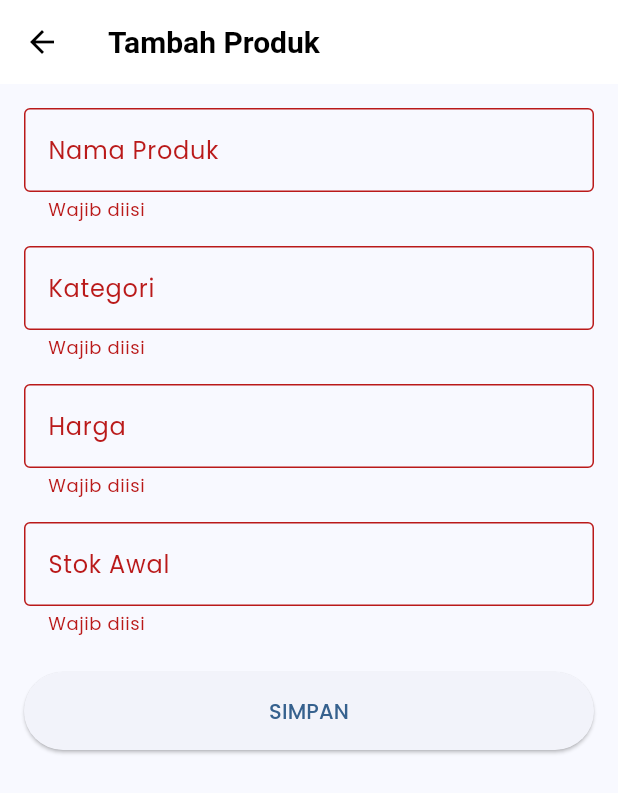
After one commit to ghazalyy/RetailAnalyticsApp, a Flutter app: the ProductFormScreen screen opened directly, after a tap on "SIMPAN", on a phone screen of 412 x 824 dp. The commit adds this screen. Shown: the top 793 px of the screen. Run offline on Flutter 3.47's test engine with Material 3 defaults, Android fonts, the phone set to English and light mode, and no system bars; our stand-ins replace fl_chart, google_fonts, shared_preferences; missing offline and left inert: mobile_scanner; accounts and stored records are empty; network calls fail.

Commit message:
crud product

```diff
--- /dev/null
+++ b/frontend/lib/screens/product_form_screen.dart
@@ -0,0 +1,104 @@
+import 'package:flutter/material.dart';
+import '../services/api_service.dart';
+import '../models/product_model.dart';
+
+class ProductFormScreen extends StatefulWidget {
+  final Product? product;
+
+  const ProductFormScreen({super.key, this.product});
+
+  @override
+  State<ProductFormScreen> createState() => _ProductFormScreenState();
+}
+
+class _ProductFormScreenState extends State<ProductFormScreen> {
+  final _formKey = GlobalKey<FormState>();
+  late TextEditingController _nameController;
+  late TextEditingController _categoryController;
+  late TextEditingController _priceController;
+  late TextEditingController _stockController;
+  bool _isLoading = false;
+
+  @override
+  void initState() {
+    super.initState();
+    _nameController = TextEditingController(text: widget.product?.name ?? "");
+    _categoryController = TextEditingController(text: widget.product?.category ?? "");
+    _priceController = TextEditingController(text: widget.product?.price.toString() ?? "");
+    _stockController = TextEditingController(text: widget.product?.stock.toString() ?? "");
+  }
+
+  void _saveProduct() async {
+    if (!_formKey.currentState!.validate()) return;
+    setState(() => _isLoading = true);
+
+    bool success;
+    String name = _nameController.text;
+    String category = _categoryController.text;
+    double price = double.parse(_priceController.text);
+    int stock = int.parse(_stockController.text);
+
+    if (widget.product == null) {
+      success = await ApiService.addProduct(name, category, price, stock);
+    } else {
+      success = await ApiService.updateProduct(widget.product!.id, name, category, price, stock);
+    }
+
+    setState(() => _isLoading = false);
+
+    if (success && mounted) {
+      Navigator.pop(context, true);
+      ScaffoldMessenger.of(context).showSnackBar(const SnackBar(content: Text("Berhasil disimpan")));
+    } else if (mounted) {
+      ScaffoldMessenger.of(context).showSnackBar(const SnackBar(content: Text("Gagal menyimpan"), backgroundColor: Colors.red));
+    }
+  }
+
+  @override
+  Widget build(BuildContext context) {
+    return Scaffold(
+      appBar: AppBar(title: Text(widget.product == null ? "Tambah Produk" : "Edit Produk")),
+      body: Padding(
+        padding: const EdgeInsets.all(16.0),
+        child: Form(
+          key: _formKey,
+          child: ListView(
+            children: [
+              TextFormField(
+                controller: _nameController,
+                decoration: const InputDecoration(labelText: "Nama Produk", border: OutlineInputBorder()),
+                validator: (val) => val!.isEmpty ? "Wajib diisi" : null,
+              ),
+              const SizedBox(height: 16),
+              TextFormField(
+                controller: _categoryController,
+                decoration: const InputDecoration(labelText: "Kategori", border: OutlineInputBorder()),
+                validator: (val) => val!.isEmpty ? "Wajib diisi" : null,
+              ),
+              const SizedBox(height: 16),
+              TextFormField(
+                controller: _priceController,
+                keyboardType: TextInputType.number,
+                decoration: const InputDecoration(labelText: "Harga", border: OutlineInputBorder(), prefixText: "Rp "),
+                validator: (val) => val!.isEmpty ? "Wajib diisi" : null,
+              ),
+              const SizedBox(height: 16),
+              TextFormField(
+                controller: _stockController,
+                keyboardType: TextInputType.number,
+                decoration: const InputDecoration(labelText: "Stok Awal", border: OutlineInputBorder()),
+                validator: (val) => val!.isEmpty ? "Wajib diisi" : null,
+              ),
+              const SizedBox(height: 24),
+              ElevatedButton(
+                onPressed: _isLoading ? null : _saveProduct,
+                style: ElevatedButton.styleFrom(padding: const EdgeInsets.symmetric(vertical: 16)),
+                child: _isLoading ? const CircularProgressIndicator() : const Text("SIMPAN"),
+              )
+            ],
+          ),
+        ),
+      ),
+    );
+  }
+}
```
Also changed, not shown: frontend/lib/screens/dashboard_screen.dart (+8 -10 lines), frontend/lib/screens/product_screen.dart (+82 -19 lines), frontend/lib/services/api_service.dart (+45 -18 lines), 2 other files.
